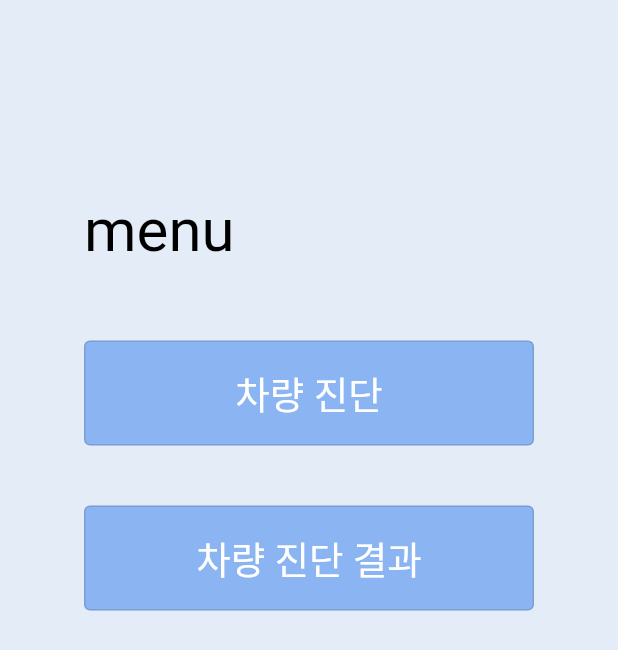
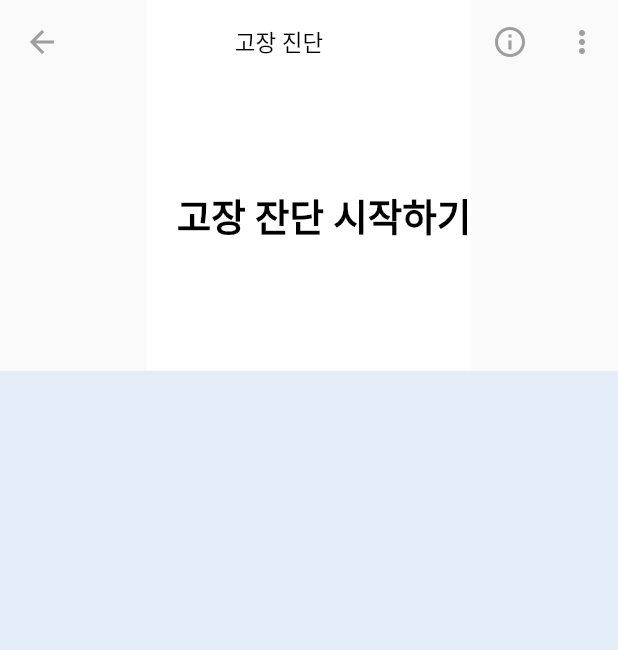
Before and after one commit to jshyun1/Infocar-2022-AboutCar, a Flutter app: the screen it shows after launch, after a tap on "차량 진단", on a phone screen of 412 x 824 dp. Shown: the top 650 px of the screen. Run offline on Flutter 3.47's test engine with Material 2 defaults, Android fonts, the phone set to English and light mode, and no system bars.

```diff
--- a/about_car/lib/dignosis.dart
+++ b/about_car/lib/dignosis.dart
@@ -0,0 +1,76 @@
+import 'package:flutter/material.dart';
+import './menu.dart';
+
+class Dignosis extends StatelessWidget {
+  const Dignosis({Key? key}) : super(key: key);
+
+  @override
+  Widget build(BuildContext context) {
+    // TODO: implement build
+    return Scaffold(
+      extendBodyBehindAppBar: true,
+      appBar: AppBar(
+        title: const Center(
+            child: Text(
+          "고장 진단",
+          style: TextStyle(fontSize: 15, color: Colors.black),
+          textAlign: TextAlign.center,
+        )),
+        iconTheme: IconThemeData(color: Colors.grey),
+        elevation: 0.0,
+        backgroundColor: Colors.transparent,
+        actions: <Widget>[
+          IconButton(onPressed: () {}, icon: const Icon(Icons.info_outline)),
+          IconButton(onPressed: () {}, icon: const Icon(Icons.more_vert))
+        ],
+      ),
+      body: DignosisPage(),
+    );
+  }
+}
+
+class DignosisPage extends StatefulWidget {
+  @override
+  _DignosisPageState createState() => _DignosisPageState();
+}
+
+class _DignosisPageState extends State<DignosisPage> {
+  @override
+  Widget build(BuildContext context) {
+    // TODO: implement build
+    return Column(
+      children: [
+        Container(
+          color: Colors.white,
+          height: MediaQuery.of(context).size.height * 0.3,
+          child: Column(
+            crossAxisAlignment: CrossAxisAlignment.start,
+            children: [
+              const SizedBox(
+                height: 100,
+              ),
+              Container(
+                padding: EdgeInsets.only(left: 20, top: 25),
+                child: const Text(
+                  "고장 잔단 시작하기",
+                  style: TextStyle(
+                      fontSize: 25,
+                      color: Colors.black,
+                      fontWeight: FontWeight.bold),
+                ),
+              ),
+              const SizedBox(
+                height: 40,
+              ),
+            ],
+          ),
+        ),
+        Container(
+          height: MediaQuery.of(context).size.height * 0.7,
+          color: Color(0xff9FBEED).withOpacity(0.24),
+          width: double.infinity,
+        )
+      ],
+    );
+  }
+}
--- a/about_car/lib/menu.dart
+++ b/about_car/lib/menu.dart
@@ -1,3 +1,4 @@
+import 'package:about_car/dignosis.dart';
 import 'package:flutter/material.dart';
 import './dignosisResult.dart';
 
@@ -14,7 +15,13 @@ class Menu extends StatelessWidget {
           ));
     }
 
-    void _toDiagnosis() {}
+    void _toDiagnosis() {
+      Navigator.push(
+          context,
+          MaterialPageRoute(
+            builder: (context) => Dignosis(),
+          ));
+    }
 
     return MaterialApp(
       home: Scaffold(
@@ -35,7 +42,10 @@ class Menu extends StatelessWidget {
                 ),
                 child: const Text(
                   "menu",
-                  style: TextStyle(fontSize: 40, color: Colors.black),
+                  style: TextStyle(
+                      fontSize: 40,
+                      color: Colors.black,
+                      fontWeight: FontWeight.bold),
                 ),
               ),
               const SizedBox(
```
Also changed, not shown: about_car/lib/dignosisResult.dart (+101 -2 lines).
